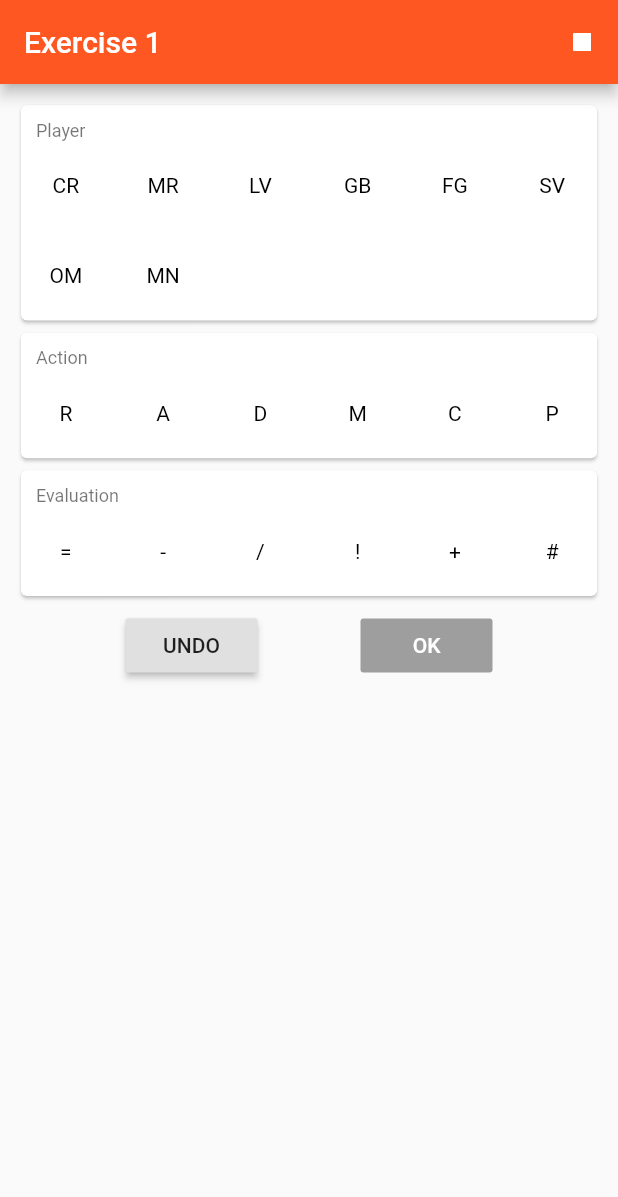
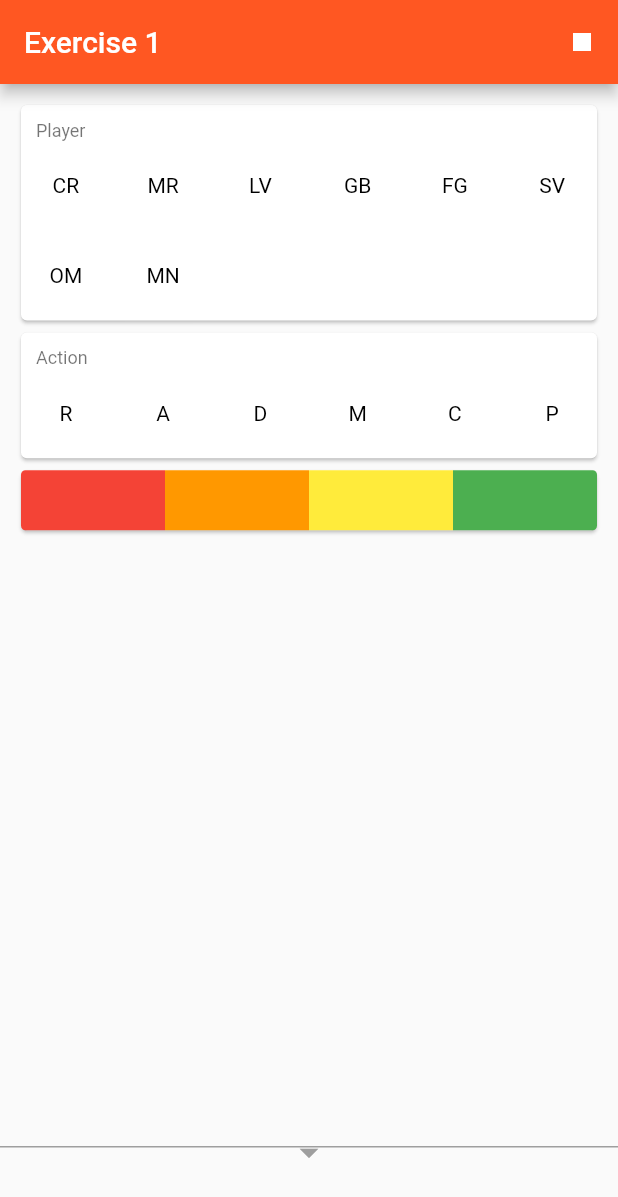
Before and after one commit to CarloRamponi/TrainingStats, a Flutter app: the screen it shows after launch, on a phone screen of 412 x 824 dp. Shown: the top 1197 px of the screen. Run offline on Flutter 3.47's test engine with Material 2 defaults, Android fonts, the light colour scheme and no system bars.

Commit message:
Evaluation history animation (incomplete)

```diff
--- a/lib/datatypes/evaluation_data.dart
+++ /dev/null
@@ -1,8 +0,0 @@
-class EvaluationData {
-
-  EvaluationData({this.value, this.shortName});
-
-  int value;
-  String shortName;
-
-}
--- a/lib/routes/collect_data_scene.dart
+++ b/lib/routes/collect_data_scene.dart
@@ -1,16 +1,16 @@
 import 'package:flutter/cupertino.dart';
 import 'package:flutter/material.dart';
-import 'package:training_stats/datatypes/evaluation_data.dart';
 import 'package:training_stats/datatypes/record_data.dart';
 import 'package:training_stats/datatypes/training_data.dart';
+import 'package:training_stats/widgets/evaluation_board.dart';
+import 'package:training_stats/widgets/evaluation_history_board.dart';
 import 'package:training_stats/widgets/grid_segmented_control.dart';
 
 
 class CollectDataScene extends StatefulWidget {
-  CollectDataScene({Key key, this.training, this.evaluations}) : super(key: key);
+  CollectDataScene({Key key, this.training}) : super(key: key);
 
   final TrainingData training;
-  final List<EvaluationData> evaluations;
 
   @override
   _CollectDataSceneState createState() => _CollectDataSceneState();
@@ -19,26 +19,59 @@ class CollectDataScene extends StatefulWidget {
 class _CollectDataSceneState extends State<CollectDataScene> {
 
   final GlobalKey<ScaffoldState> scaffoldKey = GlobalKey<ScaffoldState>();
+  final GlobalKey<EvaluationHistoryBoardState> evalHistoryKey = GlobalKey<EvaluationHistoryBoardState>();
 
   List<RecordData> records = [];
   RecordData currentRecord = RecordData();
 
-  void onPlayerChanged(int index) {
+  bool onPlayerChanged(int index) {
     setState(() {
+      if(index == null) {
+        currentRecord.player = null;
+      } else {
         currentRecord.player = widget.training.players[index];
+      }
     });
+    return true;
   }
 
-  void onActionChanged(int index) {
+  bool onActionChanged(int index) {
+    if(currentRecord.player != null) {
       setState(() {
+        if(index == null) {
+          currentRecord.action = null;
+        } else {
           currentRecord.action = widget.training.actions[index];
+        }
       });
+      return true;
+    } else {
+      scaffoldKey.currentState.removeCurrentSnackBar();
+      scaffoldKey.currentState.showSnackBar(SnackBar(content: Text("You should select the player first."), duration: Duration(seconds: 1)));
+      return false;
+    }
   }
 
-  void onEvaluationChanged(int index) {
-    setState(() {
-      currentRecord.evaluation = widget.evaluations[index];
-    });
+  bool onEvaluationChanged(int eval) {
+
+    /* DEBUG */
+    if(eval == 2) {
+      evalHistoryKey.currentState.addRecord(RecordData(
+        player: widget.training.players[0],
+        action: widget.training.actions[0],
+        evaluation: 2
+      ));
+    } else if(eval == -2) {
+      evalHistoryKey.currentState.removeLastRecord();
+    }
+
+    if(currentRecord.player != null && currentRecord.action != null) {
+      return true;
+    } else {
+      scaffoldKey.currentState.removeCurrentSnackBar();
+      scaffoldKey.currentState.showSnackBar(SnackBar(content: Text("You should select the player and the action first."), duration: Duration(milliseconds: 700),));
+      return false;
+    }
   }
 
   bool okBtnEnabled() {
@@ -57,12 +90,14 @@ class _CollectDataSceneState extends State<CollectDataScene> {
             icon: const Icon(Icons.stop),
             tooltip: "Stop the current training session",
             onPressed: () {
-              scaffoldKey.currentState.showSnackBar(SnackBar(content: Text("Not yet implemented"),));
+              scaffoldKey.currentState.showSnackBar(SnackBar(content: Text("Not yet implemented"), duration: Duration(milliseconds: 700)));
             },
           )
         ],
       ),
-      body: SafeArea(
+      body: Stack(
+        children: <Widget>[
+          SafeArea(
             minimum: EdgeInsets.only(top: 10.0, left: 10.0, right: 10.0),
             child: Column(
               children: <Widget>[
@@ -78,35 +113,20 @@ class _CollectDataSceneState extends State<CollectDataScene> {
                   widgets: widget.training.actions.asMap().map((key, value) => MapEntry<int, String>(key, value.shortName)),
                   onPressed: (idx) => onActionChanged(idx),
                 ),
-              GridSegmentedControl(
-                title: "Evaluation",
-                rowCount: 6,
-                widgets: widget.evaluations.asMap().map((key, value) => MapEntry<int, String>(key, value.shortName)),
-                onPressed: (idx) => onEvaluationChanged(idx),
+                EvaluationBoard(
+                  onPressed: (eval) => onEvaluationChanged(eval),
                 ),
-              Padding(
-                padding: EdgeInsets.all(5.0),
-                child: Row(
-                  mainAxisAlignment: MainAxisAlignment.spaceEvenly,
-                  children: <Widget>[
-                    RaisedButton(
-                      child: Text("UNDO", style: Theme.of(context).textTheme.button),
-                      onPressed: () {},
+              ],
             ),
-                    RaisedButton(
-                      child: Text("OK"),
-                      color: Theme.of(context).primaryColor,
-                      textColor: Colors.white,
-                      disabledColor: Colors.grey,
-                      disabledTextColor: Colors.black,
-                      onPressed: okBtnEnabled() ? () {} : null,
-                    )
-                  ],
+          ),
+          Align(
+            alignment: Alignment.bottomCenter,
+            child: EvaluationHistoryBoard(
+              key: evalHistoryKey,
             ),
           )
         ],
-          ),
-        ),
+      )
     );
   }
 }
--- a/lib/utils/route_generator.dart
+++ b/lib/utils/route_generator.dart
@@ -1,7 +1,6 @@
 import 'package:flutter/cupertino.dart';
 import 'package:flutter/material.dart';
 import 'package:training_stats/datatypes/action_data.dart';
-import 'package:training_stats/datatypes/evaluation_data.dart';
 import 'package:training_stats/datatypes/exercise_data.dart';
 import 'package:training_stats/datatypes/player_data.dart';
 import 'package:training_stats/datatypes/training_data.dart';
@@ -42,14 +41,6 @@ class RouteGenerator {
                   ActionData(fullName: "Palleggio", shortName: "P"),
                 ]
               ),
-              evaluations: <EvaluationData>[
-                EvaluationData(value: -3, shortName: "="),
-                EvaluationData(value: -2, shortName: "-"),
-                EvaluationData(value: -1, shortName: "/"),
-                EvaluationData(value: 1, shortName: "!"),
-                EvaluationData(value: 2, shortName: "+"),
-                EvaluationData(value: 3, shortName: "#"),
-              ],
             );
           }
         );
--- /dev/null
+++ b/lib/widgets/evaluation_board.dart
@@ -0,0 +1,63 @@
+import 'package:flutter/material.dart';
+import 'package:flutter/widgets.dart';
+
+class EvaluationBoard extends StatefulWidget {
+  EvaluationBoard({Key key, @required this.onPressed}) : super(key: key);
+
+  final bool Function(int) onPressed;
+
+  @override
+  _EvaluationBoardState createState() => _EvaluationBoardState();
+}
+
+class _EvaluationBoardState extends State<EvaluationBoard> {
+  @override
+  Widget build(BuildContext context) {
+    return Card(
+      child: Container(
+        height: 40,
+        child: Row(
+          crossAxisAlignment: CrossAxisAlignment.stretch,
+          children: <Widget>[
+            Expanded(
+                child:
+                FlatButton(
+                  shape: RoundedRectangleBorder(borderRadius: BorderRadius.only(topLeft: Radius.circular(3), bottomLeft: Radius.circular(3))),
+                  child: null,
+                  color: Colors.red,
+                  onPressed: () { widget.onPressed(-2); },
+                )
+            ),
+            Expanded(
+                child:
+                FlatButton(
+                  shape: RoundedRectangleBorder(borderRadius: BorderRadius.zero),
+                  child: null,
+                  color: Colors.orange,
+                  onPressed: () { widget.onPressed(-1); },
+                )
+            ),
+            Expanded(
+                child:
+                FlatButton(
+                  shape: RoundedRectangleBorder(borderRadius: BorderRadius.zero),
+                  child: null,
+                  color: Colors.yellow,
+                  onPressed: () { widget.onPressed(1); },
+                )
+            ),
+            Expanded(
+                child:
+                FlatButton(
+                  shape: RoundedRectangleBorder(borderRadius: BorderRadius.only(topRight: Radius.circular(3), bottomRight: Radius.circular(3))),
+                  child: null,
+                  color: Colors.green,
+                  onPressed: () { widget.onPressed(2); },
+                )
+            )
+          ],
+        ),
+      ),
+    );
+  }
+}
--- /dev/null
+++ b/lib/widgets/evaluation_history_board.dart
@@ -0,0 +1,146 @@
+import 'dart:collection';
+import 'dart:developer';
+import 'dart:math';
+
+import 'package:flutter/material.dart';
+import 'package:flutter/widgets.dart';
+import 'package:training_stats/datatypes/record_data.dart';
+
+class EvaluationHistoryBoard extends StatefulWidget {
+  EvaluationHistoryBoard({Key key}) : super(key: key);
+
+  @override
+  EvaluationHistoryBoardState createState() => EvaluationHistoryBoardState();
+}
+
+enum _AnimationPhase {
+  NONE,
+  INSERT,
+  REMOVE,
+}
+
+class EvaluationHistoryBoardState extends State<EvaluationHistoryBoard> {
+
+  static final double _SIZE = 35.0;
+  static final Duration _ANIM_DURATION = Duration(milliseconds: 500);
+  static final double _PADDING = 5.0;
+
+  List<RecordData> records;
+
+  _AnimationPhase animationPhase;
+
+  @override
+  void initState() {
+    records = List();
+    animationPhase = _AnimationPhase.NONE;
+    super.initState();
+  }
+
+  void addRecord(RecordData r) {
+    records.add(r);
+
+    setState(() {
+      animationPhase = _AnimationPhase.INSERT;
+    });
+    Future.delayed(_ANIM_DURATION, () {
+      setState(() {
+        animationPhase = _AnimationPhase.NONE;
+      });
+    });
+  }
+
+  void removeLastRecord() {
+    records.removeLast();
+
+    setState(() {
+      animationPhase = _AnimationPhase.REMOVE;
+    });
+    Future.delayed(_ANIM_DURATION, () {
+      setState(() {
+        animationPhase = _AnimationPhase.NONE;
+      });
+    });
+  }
+
+  double lastWidgetTopPosition() {
+    switch(animationPhase) {
+      case _AnimationPhase.NONE:
+        return _SIZE/2.0;
+        break;
+      case _AnimationPhase.INSERT:
+        return 80.0;
+        break;
+      case _AnimationPhase.REMOVE:
+        return 80.0;
+        break;
+    }
+  }
+
+  @override
+  Widget build(BuildContext context) {
+
+    List<Widget> widgets = List();
+
+    if(records.length > 0) {
+
+      widgets.add(
+          AnimatedPositioned(
+            key: ObjectKey(records.last),
+            top: lastWidgetTopPosition(),
+            duration: _ANIM_DURATION,
+            curve: Curves.easeInBack,
+            child: Container(
+              height: 35,
+              width: 35,
+              decoration: BoxDecoration(
+                  borderRadius: BorderRadius.circular(100),
+                  color: records.last.getEvalColor()
+              ),
+            ),
+          )
+      );
+
+
+      for (int i = records.length - 2; i >= max(0, records.length - 8); i--) {
+        widgets.add(
+            AnimatedPositioned(
+              key: ObjectKey(records[i]),
+              top: _SIZE/2.0,
+              right: (MediaQuery.of(context).size.width / 2.0) - (_SIZE / 2.0) + ((_PADDING + _SIZE) * (records.length - 2 - i)),
+              duration: _ANIM_DURATION,
+              curve: Curves.easeInBack,
+              child: Container(
+                height: 35,
+                width: 35,
+                decoration: BoxDecoration(
+                    borderRadius: BorderRadius.circular(100),
+                    color: records.last.getEvalColor()
+                ),
+              ),
+            )
+        );
+      }
+    }
+
+    return Container(
+        height: 60,
+        width: double.infinity,
+        decoration: BoxDecoration(
+          border: Border(top: BorderSide(width: 1, color: Colors.grey)),
+        ),
+        child: Stack(
+          alignment: Alignment.center,
+          children: <Widget>[
+            Positioned(
+              top: -12,
+              child: Icon(
+                Icons.arrow_drop_down,
+                size: 30,
+                color: Colors.grey,
+              ),
+            ),
+          ] + widgets,
+        ),
+      );
+  }
+}
```
Also changed, not shown: lib/datatypes/record_data.dart (+19 -2 lines), lib/widgets/grid_segmented_control.dart (+18 -5 lines), 1 other file. Lines whose indentation alone changed are shown as unchanged.
